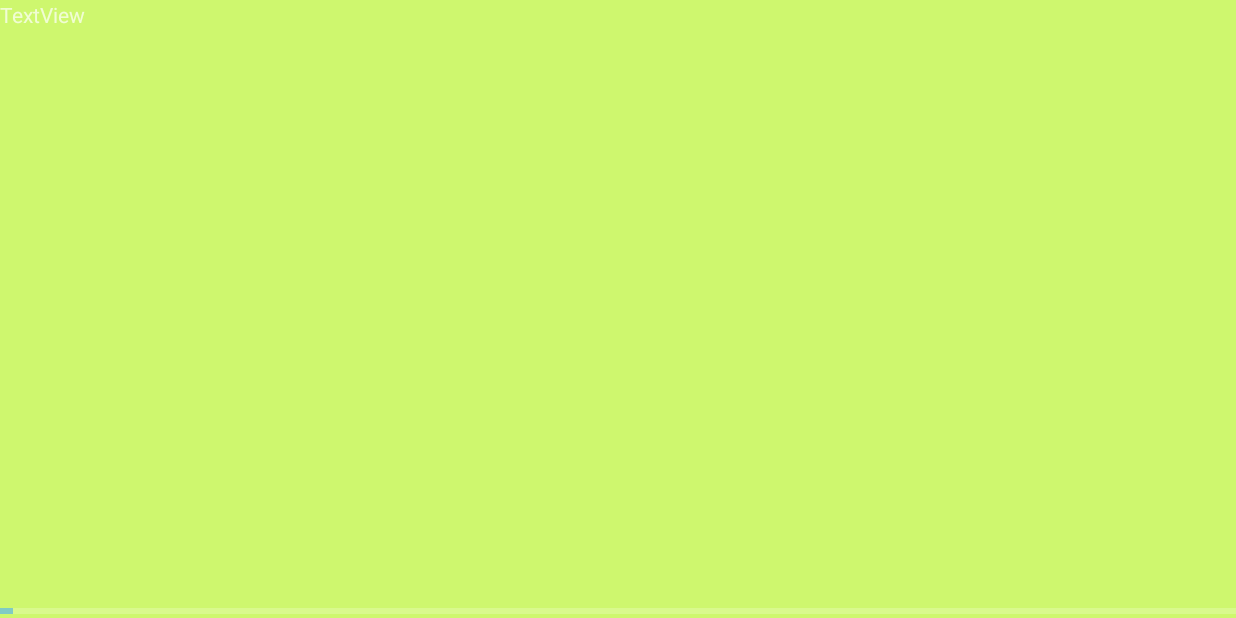
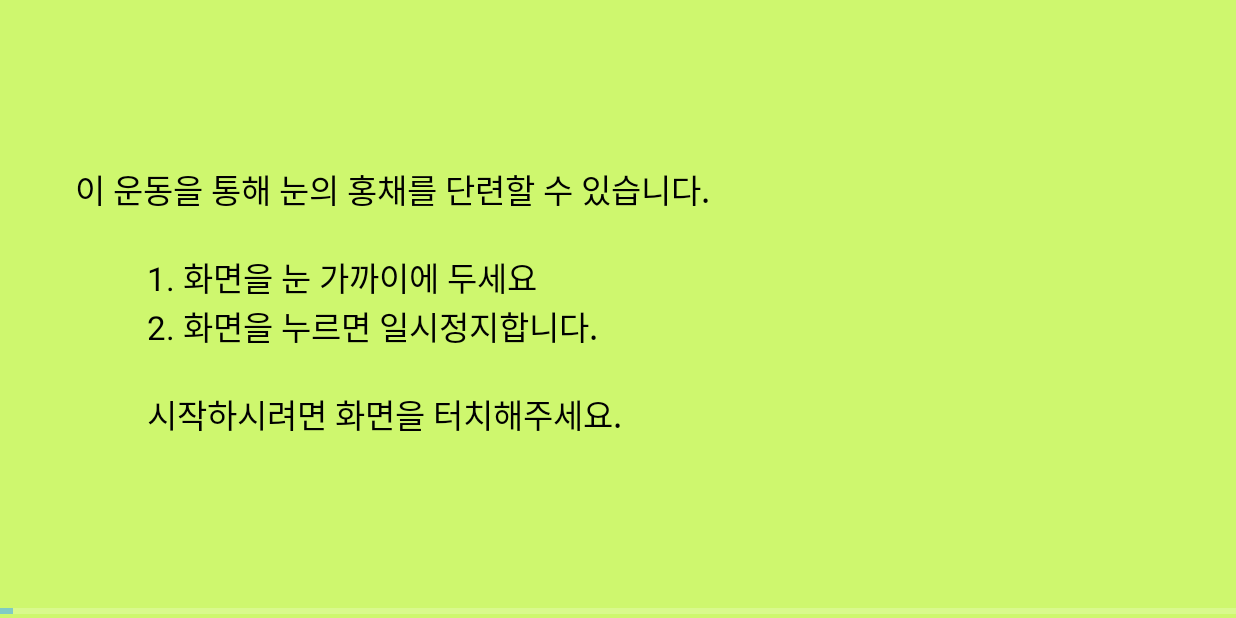
Before and after one commit to dsaint31x/AOculus, an Android app: the Brightnesss screen opened directly, with no data from a screen before it, on a phone screen of 824 x 412 dp (held sideways). Run offline under Robolectric (Android 15) with nearby library versions, the phone set to English and light mode, and no system bars.

Commit message:
Brightness 설명 및 일시정지 기능 추가

```diff
--- a/app/src/main/java/com/example/sol/oculus/Brightnesss.java
+++ b/app/src/main/java/com/example/sol/oculus/Brightnesss.java
@@ -5,12 +5,15 @@ import android.os.Handler;
 import android.os.Message;
 import android.support.v7.app.AppCompatActivity;
 import android.util.Log;
+import android.view.View;
 import android.view.WindowManager;
 import android.widget.ProgressBar;
+import android.widget.RelativeLayout;
 
 public class Brightnesss extends AppCompatActivity {
     ProgressBar progressBar;
     ProgressHandler handler;
+    RelativeLayout relativeLayout;
     boolean flag = true;
     boolean runflag = true;          //쓰레드 종료 플래그
     float brightnessNum;
@@ -28,6 +31,7 @@ public class Brightnesss extends AppCompatActivity {
         progressBar.setMax(100);
         params = getWindow().getAttributes();
         handler = new ProgressHandler();
+        relativeLayout = (RelativeLayout) findViewById(R.id.pauseBN);
 
 
         Thread t = new Thread(new Runnable() {
@@ -69,6 +73,7 @@ public class Brightnesss extends AppCompatActivity {
             @Override
             public void run() {
                 while (runflag){
+                    if(flag){
                         try {
                             Thread.sleep(10);
 
@@ -76,6 +81,7 @@ public class Brightnesss extends AppCompatActivity {
                             handler.sendMessage(msg);
                         } catch (InterruptedException e) {
                             e.printStackTrace();
+                        }
                     }
                 }
             }
@@ -88,6 +94,16 @@ public class Brightnesss extends AppCompatActivity {
     public void onBackPressed() {
         runflag = false;
         super.onBackPressed();
+    }
+
+    public void pauseClicked(View view) {
+        flag = false;
+        relativeLayout.setVisibility(View.VISIBLE);
+    }
+
+    public void startClicked(View view) {
+        relativeLayout.setVisibility(View.GONE);
+        flag = true;
     }
 
     public class ProgressHandler extends Handler{
--- a/app/src/main/res/layout/activity_brightnesss.xml
+++ b/app/src/main/res/layout/activity_brightnesss.xml
@@ -1,18 +1,28 @@
 <?xml version="1.0" encoding="utf-8"?>
-<LinearLayout xmlns:android="http://schemas.android.com/apk/res/android"
+<FrameLayout xmlns:android="http://schemas.android.com/apk/res/android"
     xmlns:tools="http://schemas.android.com/tools"
     android:id="@+id/activity_brightnesss"
     android:layout_width="match_parent"
     android:layout_height="match_parent"
-    tools:context="com.example.sol.oculus.Brightnesss"
+    tools:context="com.example.sol.oculus.Brightnesss">
+    <LinearLayout
+        android:layout_width="match_parent"
+        android:layout_height="match_parent"
         android:orientation="vertical"
         android:background="#cef76e">
         <TextView
-        android:text="TextView"
             android:layout_width="match_parent"
             android:layout_height="0dp"
             android:layout_weight="50"
-        android:id="@+id/textView2" />
+            android:textAppearance="?android:attr/textAppearanceLarge"
+            android:text="이 운동을 통해 눈의 홍채를 단련할 수 있습니다.\n\n
+        1. 화면을 눈 가까이에 두세요\n
+        2. 화면을 누르면 일시정지합니다.\n\n
+        시작하시려면 화면을 터치해주세요."
+            android:textColor="#000000"
+            android:paddingLeft="50dp"
+            android:onClick="pauseClicked"
+            android:gravity="fill_horizontal|center_vertical" />
         <ProgressBar
             style="?android:attr/progressBarStyleHorizontal"
             android:layout_width="match_parent"
@@ -21,3 +31,11 @@
             android:max="100"
             android:id="@+id/progressBar3" />
     </LinearLayout>
+    <RelativeLayout
+        android:layout_width="match_parent"
+        android:layout_height="match_parent"
+        android:background="#44000000"
+        android:visibility="gone"
+        android:id="@+id/pauseBN"
+        android:onClick="startClicked"></RelativeLayout>
+</FrameLayout>
```
Lines whose indentation alone changed are shown as unchanged.
